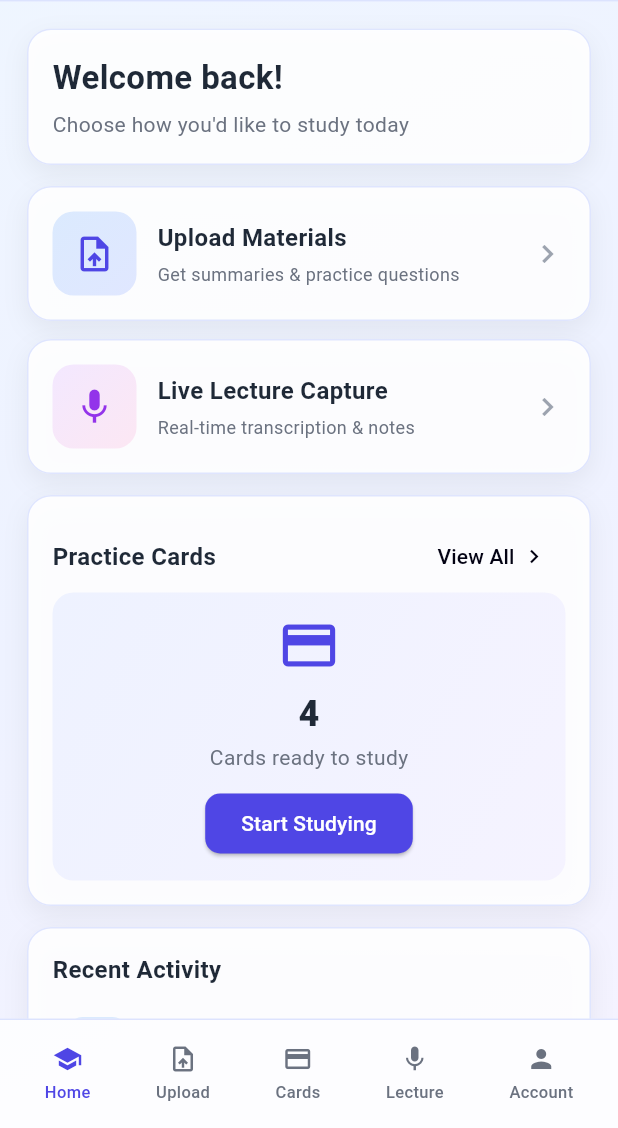
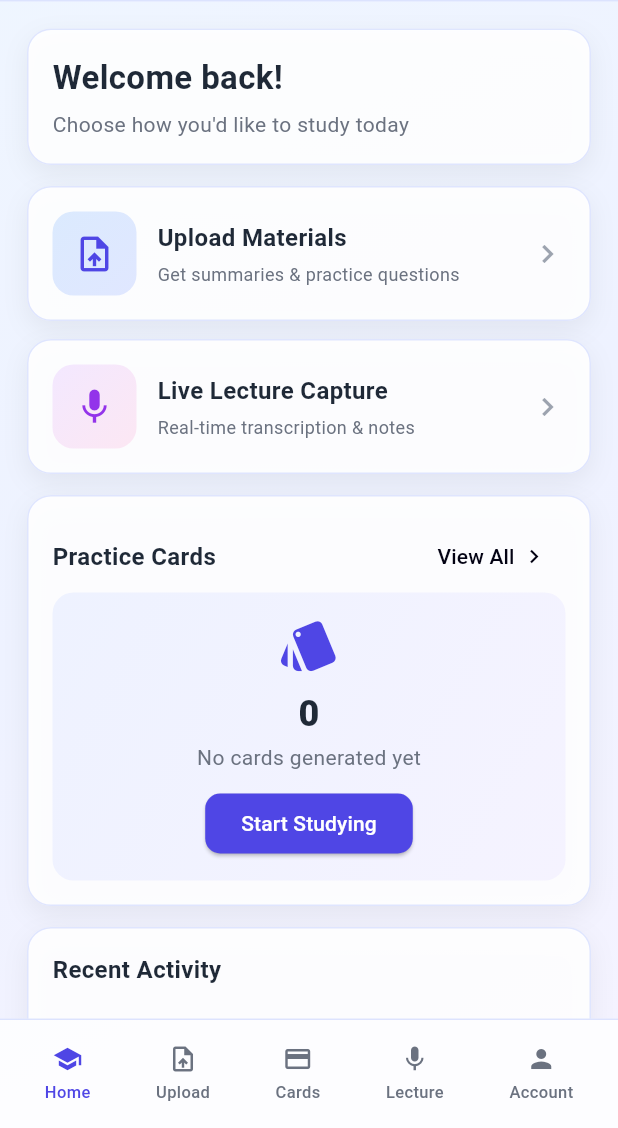
Before and after one commit to akinaybt/StudyMateAI, a Flutter app: the screen it shows once a user with an empty profile is signed in, after a tap on "Upload Materials", after a tap on "Back", on a phone screen of 412 x 824 dp, the part 108-1236 px from its top. Run offline on Flutter 3.47's test engine with Material 3 defaults, Android fonts, the phone set to English and light mode, and no system bars; our stand-ins replace file_picker, supabase_flutter; missing offline and left inert: record; accounts and stored records are empty.

Commit message:
Persist uploaded document and lecture summary state

```diff
--- a/frontend/lib/study_mate_app.dart
+++ b/frontend/lib/study_mate_app.dart
@@ -26,6 +26,12 @@ class _StudyMateAppState extends State<StudyMateApp> {
 
   AppTab _tab = AppTab.home;
   AppGateState _gateState = AppGateState.auth;
+
+  String? _uploadedDocumentName;
+  DateTime? _uploadedDocumentAt;
+  int _practiceCardCount = 0;
+  String? _lectureActivityTitle;
+  DateTime? _lectureActivityAt;
 
   static const _bgGradient = LinearGradient(
     begin: Alignment.topLeft,
@@ -103,6 +109,26 @@ class _StudyMateAppState extends State<StudyMateApp> {
 
   void _go(AppTab tab) => setState(() => _tab = tab);
 
+  void _handleDocumentUploaded(String fileName) {
+    setState(() {
+      _uploadedDocumentName = fileName;
+      _uploadedDocumentAt = DateTime.now();
+    });
+  }
+
+  void _handleFlashcardsGenerated(int count) {
+    setState(() {
+      _practiceCardCount = count;
+    });
+  }
+
+  void _handleLectureSummaryGenerated() {
+    setState(() {
+      _lectureActivityTitle = 'Lecture Summary';
+      _lectureActivityAt = DateTime.now();
+    });
+  }
+
   void _handleLoggedIn() {
     if (!mounted) return;
 
@@ -169,15 +195,29 @@ class _StudyMateAppState extends State<StudyMateApp> {
       );
     }
 
-    final Widget body = switch (_tab) {
-      AppTab.home => HomeScreen(onNavigate: _go),
-      AppTab.upload => UploadScreen(onBack: () => _go(AppTab.home)),
-      AppTab.cards => CardsScreen(onBack: () => _go(AppTab.home)),
-      AppTab.lecture => LectureScreen(onBack: () => _go(AppTab.home)),
-      AppTab.account => AccountScreen(
+    final pages = [
+      HomeScreen(
+        onNavigate: _go,
+        uploadedDocumentName: _uploadedDocumentName,
+        uploadedDocumentAt: _uploadedDocumentAt,
+        practiceCardCount: _practiceCardCount,
+        lectureActivityTitle: _lectureActivityTitle,
+        lectureActivityAt: _lectureActivityAt,
+      ),
+      UploadScreen(
+        onBack: () => _go(AppTab.home),
+        onDocumentUploaded: _handleDocumentUploaded,
+        onFlashcardsGenerated: _handleFlashcardsGenerated,
+      ),
+      CardsScreen(onBack: () => _go(AppTab.home)),
+      LectureScreen(
+        onBack: () => _go(AppTab.home),
+        onSummaryGenerated: _handleLectureSummaryGenerated,
+      ),
+      AccountScreen(
         onLogout: _handleLogout,
       ),
-    };
+    ];
 
     return DecoratedBox(
       decoration: const BoxDecoration(gradient: _bgGradient),
@@ -187,7 +227,12 @@ class _StudyMateAppState extends State<StudyMateApp> {
           child: Column(
             children: [
               const _Header(),
-              Expanded(child: body),
+              Expanded(
+                child: IndexedStack(
+                  index: AppTab.values.indexOf(_tab),
+                  children: pages,
+                ),
+              ),
             ],
           ),
         ),
--- a/frontend/lib/ui/home_screen.dart
+++ b/frontend/lib/ui/home_screen.dart
@@ -4,7 +4,32 @@ import '_ui.dart';
 
 class HomeScreen extends StatelessWidget {
   final void Function(AppTab) onNavigate;
-  const HomeScreen({super.key, required this.onNavigate});
+  final String? uploadedDocumentName;
+  final DateTime? uploadedDocumentAt;
+  final int practiceCardCount;
+  final String? lectureActivityTitle;
+  final DateTime? lectureActivityAt;
+
+  const HomeScreen({
+    super.key,
+    required this.onNavigate,
+    this.uploadedDocumentName,
+    this.uploadedDocumentAt,
+    this.practiceCardCount = 0,
+    this.lectureActivityTitle,
+    this.lectureActivityAt,
+  });
+
+  String _relativeTime(DateTime? date) {
+    if (date == null) return '';
+
+    final diff = DateTime.now().difference(date);
+
+    if (diff.inMinutes < 1) return 'Just now';
+    if (diff.inMinutes < 60) return '${diff.inMinutes} min ago';
+    if (diff.inHours < 24) return '${diff.inHours} hours ago';
+    return '${diff.inDays} days ago';
+  }
 
   @override
   Widget build(BuildContext context) {
@@ -77,11 +102,23 @@ class HomeScreen extends StatelessWidget {
                 ),
                 child: Column(
                   children: [
-                    const Icon(Icons.credit_card, size: 42, color: Color(0xFF4F46E5)),
+                    const Icon(Icons.style, size: 42, color: Color(0xFF4F46E5)),
                     const SizedBox(height: 8),
-                    const Text('4', style: TextStyle(fontSize: 24, fontWeight: FontWeight.w800, color: Color(0xFF1F2937))),
+                    Text(
+                      '$practiceCardCount',
+                      style: const TextStyle(
+                        fontSize: 24,
+                        fontWeight: FontWeight.w800,
+                        color: Color(0xFF1F2937),
+                      ),
+                    ),
                     const SizedBox(height: 2),
-                    const Text('Cards ready to study', style: TextStyle(color: Color(0xFF6B7280))),
+                    Text(
+                      practiceCardCount == 0
+                          ? 'No cards generated yet'
+                          : 'Cards ready to study',
+                      style: const TextStyle(color: Color(0xFF6B7280)),
+                    ),
                     const SizedBox(height: 10),
                     ElevatedButton(
                       onPressed: () => onNavigate(AppTab.cards),
@@ -106,11 +143,20 @@ class HomeScreen extends StatelessWidget {
             children: [
               const Text('Recent Activity', style: TextStyle(fontSize: 16, fontWeight: FontWeight.w700, color: Color(0xFF1F2937))),
               const SizedBox(height: 10),
+              if (uploadedDocumentName == null && lectureActivityTitle == null)
+                const Padding(
+                  padding: EdgeInsets.symmetric(vertical: 12),
+                  child: Text(
+                    'No recent activity yet',
+                    style: TextStyle(color: Color(0xFF6B7280)),
+                  ),
+                ),
               ...[
-                ('Introduction to AI.pdf', true, '2 hours ago'),
-                ('Machine Learning Lecture', false, 'Yesterday'),
-                ('Neural Networks Notes.pdf', true, '2 days ago'),
-              ].map((item) {
+                if (uploadedDocumentName != null)
+                  (uploadedDocumentName!, true, _relativeTime(uploadedDocumentAt)),
+                if (lectureActivityTitle != null)
+                  (lectureActivityTitle!, false, _relativeTime(lectureActivityAt)),
+              ].map((item)  {
                 final title = item.$1;
                 final isDoc = item.$2;
                 final time = item.$3;
--- a/frontend/lib/ui/upload_screen.dart
+++ b/frontend/lib/ui/upload_screen.dart
@@ -9,7 +9,15 @@ import '../services/api_service.dart';
 
 class UploadScreen extends StatefulWidget {
   final VoidCallback onBack;
-  const UploadScreen({super.key, required this.onBack});
+  final ValueChanged<String> onDocumentUploaded;
+  final ValueChanged<int> onFlashcardsGenerated;
+
+  const UploadScreen({
+    super.key,
+    required this.onBack,
+    required this.onDocumentUploaded,
+    required this.onFlashcardsGenerated,
+  });
 
   @override
   State<UploadScreen> createState() => _UploadScreenState();
@@ -93,6 +101,8 @@ class _UploadScreenState extends State<UploadScreen> {
       _storagePath = storagePath;
       _documentId = backendResponse['document_id']?.toString();
     });
+
+    widget.onDocumentUploaded(picked.name);
   }
 
   Future<void> _pickFile() async {
@@ -160,6 +170,7 @@ class _UploadScreenState extends State<UploadScreen> {
     setState(() {
       _loading = true;
       _view = UploadActionView.summary;
+      _summaryText = null;
     });
 
     try {
@@ -192,6 +203,9 @@ class _UploadScreenState extends State<UploadScreen> {
     try {
       final result = await _apiService.getFlashcards(documentId);
       final cards = (result['flashcards'] as List<dynamic>?) ?? const [];
+
+      widget.onFlashcardsGenerated(cards.length);
+
       final buffer = StringBuffer();
 
       buffer.writeln('Practice Questions for "${_picked!.name}"');
@@ -324,6 +338,26 @@ class _UploadScreenState extends State<UploadScreen> {
               if (_view == UploadActionView.summary && _summaryText != null) ...[
                 const SizedBox(height: 14),
                 _ResultBox(title: 'Summary', text: _summaryText!),
+                const SizedBox(height: 12),
+                SizedBox(
+                  width: double.infinity,
+                  child: OutlinedButton.icon(
+                    onPressed: _loading ? null : _pickFile,
+                    icon: const Icon(Icons.upload_file),
+                    style: OutlinedButton.styleFrom(
+                      padding: const EdgeInsets.symmetric(vertical: 14),
+                      shape: RoundedRectangleBorder(
+                        borderRadius: BorderRadius.circular(14),
+                      ),
+                      side: const BorderSide(color: Color(0xFFC7D2FE)),
+                      foregroundColor: const Color(0xFF4F46E5),
+                    ),
+                    label: const Text(
+                      'Upload new document',
+                      style: TextStyle(fontWeight: FontWeight.w800),
+                    ),
+                  ),
+                ),
               ],
               if (_view == UploadActionView.quiz && _quizText != null) ...[
                 const SizedBox(height: 14),
```
Also changed, not shown: frontend/lib/ui/lecture_screen.dart (+8 -1 lines).
